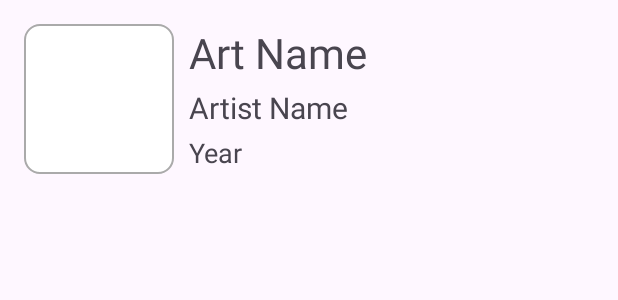
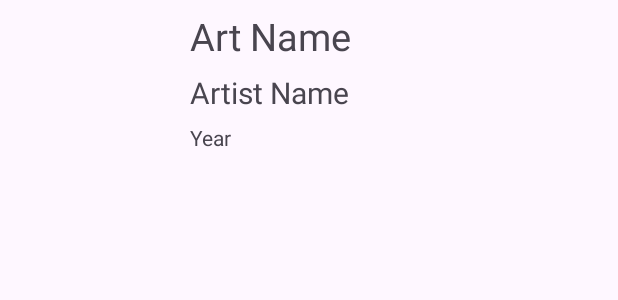
Before and after one commit to mariomanhique/ArtBookApp, an Android app: the layout art_row.xml on its own in the app's theme, with its tools: preview values and no code run, on a phone screen of 412 x 824 dp. Shown: the top 300 px of the screen. Run offline under Robolectric (Android 15) with nearby library versions, the phone set to English and light mode, and no system bars.

Commit message:
implemented viewModel in their respective fragments, fixed the fragment_xml and finished app development process

```diff
--- a/app/build.gradle.kts
+++ b/app/build.gradle.kts
@@ -63,7 +63,6 @@ dependencies {
     implementation ("androidx.lifecycle:lifecycle-viewmodel-ktx:2.6.2")
     implementation ("androidx.lifecycle:lifecycle-extensions:2.2.0")
     implementation ("androidx.lifecycle:lifecycle-livedata-ktx:2.6.2")
-    implementation ("androidx.lifecycle:lifecycle-runtime:2.6.2")
     implementation ("androidx.lifecycle:lifecycle-runtime-ktx:2.6.2")
     implementation ("androidx.activity:activity-ktx:1.7.2")
 
--- a/app/src/main/AndroidManifest.xml
+++ b/app/src/main/AndroidManifest.xml
@@ -7,6 +7,7 @@
     <application
         android:allowBackup="true"
         android:name=".ArtBookApplication"
+        android:windowSoftInputMode="adjustPan|adjustResize"
         android:dataExtractionRules="@xml/data_extraction_rules"
         android:fullBackupContent="@xml/backup_rules"
         android:icon="@mipmap/ic_launcher"
--- a/app/src/main/java/com/mariomanhique/artbookapp/adapter/ArtRecyclerAdapter.kt
+++ b/app/src/main/java/com/mariomanhique/artbookapp/adapter/ArtRecyclerAdapter.kt
@@ -54,9 +54,9 @@ class ArtRecyclerAdapter @Inject constructor(
         val art = arts[position]
 
         holder.itemView.apply {
-            nameText.text = "Name: ${art.name}"
-            artistText.text = "Artist: ${art.artistName}"
-            yearText.text = "Year: ${art.year}"
+            nameText.text = "${art.name}"
+            artistText.text = "${art.artistName}"
+            yearText.text = "${art.year}"
             glide.load(art.artImage).into(imageView)
         }
 
--- a/app/src/main/java/com/mariomanhique/artbookapp/adapter/ImageRecyclerAdapter.kt
+++ b/app/src/main/java/com/mariomanhique/artbookapp/adapter/ImageRecyclerAdapter.kt
@@ -57,7 +57,7 @@ class ImageRecyclerAdapter @Inject constructor(
 
         holder.itemView.apply {
             glide.load(image).into(imageView)
-            setOnItemClickListener {
+            setOnClickListener {
                 onItemClickListener?.let {
                     it(image)
                 }
--- a/app/src/main/java/com/mariomanhique/artbookapp/model/ImageResponse.kt
+++ b/app/src/main/java/com/mariomanhique/artbookapp/model/ImageResponse.kt
@@ -1,7 +1,7 @@
 package com.mariomanhique.artbookapp.model
 
 data class ImageResponse(
-    val imageResults: List<ImageResult>,
+    val hits: List<ImageResult>,
     val total: Int,
     val totalHits: Int
 )
--- a/app/src/main/java/com/mariomanhique/artbookapp/view/MainActivity.kt
+++ b/app/src/main/java/com/mariomanhique/artbookapp/view/MainActivity.kt
@@ -2,6 +2,7 @@ package com.mariomanhique.artbookapp.view
 
 import androidx.appcompat.app.AppCompatActivity
 import android.os.Bundle
+import android.view.WindowManager
 import com.mariomanhique.artbookapp.R
 import dagger.hilt.android.AndroidEntryPoint
 import javax.inject.Inject
@@ -16,5 +17,7 @@ class MainActivity : AppCompatActivity() {
         super.onCreate(savedInstanceState)
         supportFragmentManager.fragmentFactory = fragmentFactory
         setContentView(R.layout.activity_main)
+
+        window.setSoftInputMode(WindowManager.LayoutParams.SOFT_INPUT_ADJUST_PAN)
     }
 }
--- a/app/src/main/res/layout/art_row.xml
+++ b/app/src/main/res/layout/art_row.xml
@@ -3,16 +3,15 @@
     android:layout_width="match_parent"
     android:layout_height="wrap_content"
     android:orientation="horizontal"
-    android:padding="16dp"
-    >
+    android:padding="5dp">
 
     <ImageView
         android:id="@+id/artRowImageView"
-        android:layout_width="100dp"
+        android:layout_width="110dp"
         android:layout_height="100dp"
         android:adjustViewBounds="false"
-        android:scaleType="centerCrop"
-        android:src="@drawable/image_background"></ImageView>
+        android:padding="5dp"
+        android:scaleType="centerCrop"></ImageView>
 
     <LinearLayout
         android:layout_width="match_parent"
@@ -25,14 +24,16 @@
             android:layout_width="wrap_content"
             android:layout_height="wrap_content"
             android:layout_marginBottom="4dp"
+            android:padding="1dp"
             android:text="Art Name"
-            android:textSize="28sp" />
+            android:textSize="25sp" />
 
         <TextView
             android:id="@+id/artRowArtistNameText"
             android:layout_width="wrap_content"
             android:layout_height="wrap_content"
             android:layout_marginBottom="4dp"
+            android:padding="1dp"
             android:text="Artist Name"
             android:textSize="20sp" />
 
@@ -41,8 +42,9 @@
             android:layout_width="wrap_content"
             android:layout_height="wrap_content"
             android:layout_marginBottom="4dp"
+            android:padding="1dp"
             android:text="Year"
-            android:textSize="18sp" />
+            android:textSize="14sp" />
 
     </LinearLayout>
 
--- a/app/src/main/res/layout/fragment_arts.xml
+++ b/app/src/main/res/layout/fragment_arts.xml
@@ -15,7 +15,6 @@
             android:id="@+id/recyclerViewArt"
             android:layout_width="match_parent"
             android:layout_height="match_parent"
-            android:layout_marginHorizontal="15dp"
             android:padding="10dp"
             app:layout_constraintBottom_toBottomOf="parent"
             app:layout_constraintEnd_toEndOf="parent"
--- a/app/src/main/res/layout/fragment_image_api.xml
+++ b/app/src/main/res/layout/fragment_image_api.xml
@@ -5,7 +5,7 @@
     android:orientation="vertical">
 
     <EditText
-        android:id="@+id/editTextText"
+        android:id="@+id/searchText"
         android:layout_width="match_parent"
         android:layout_height="55dp"
         android:layout_margin="15dp"
@@ -26,6 +26,7 @@
         />
 
     <androidx.recyclerview.widget.RecyclerView
+        android:id="@+id/imageRecyclerView"
         android:layout_width="match_parent"
         android:layout_height="match_parent"
         android:layout_marginHorizontal="15dp"
--- a/app/src/main/res/layout/image_row.xml
+++ b/app/src/main/res/layout/image_row.xml
@@ -9,8 +9,8 @@
 
     <ImageView
         android:id="@+id/imageRowId"
-        android:layout_width="200dp"
-        android:layout_height="200dp"
+        android:layout_width="100dp"
+        android:layout_height="100dp"
         android:scaleType="centerCrop"
         tools:srcCompat="@tools:sample/avatars" />
 </LinearLayout>
```
Also changed, not shown: app/src/main/java/com/mariomanhique/artbookapp/view/ArtDetailsFragment.kt (+44 -5 lines), app/src/main/java/com/mariomanhique/artbookapp/view/ImageApiFragment.kt (+78 -1 lines).
